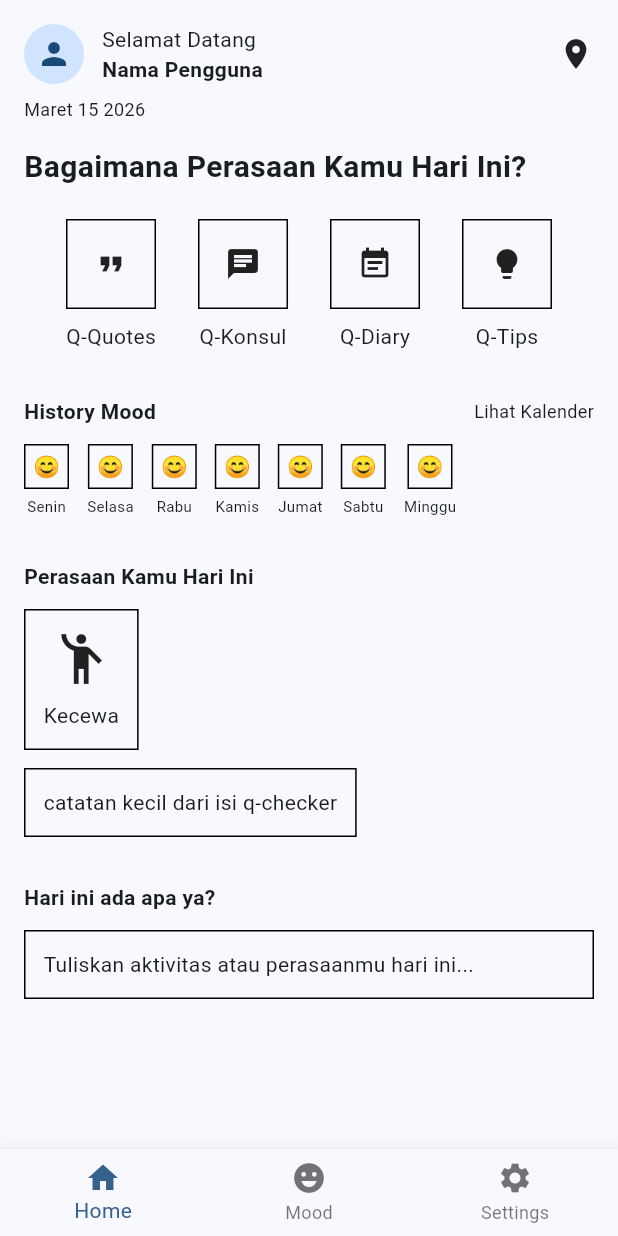
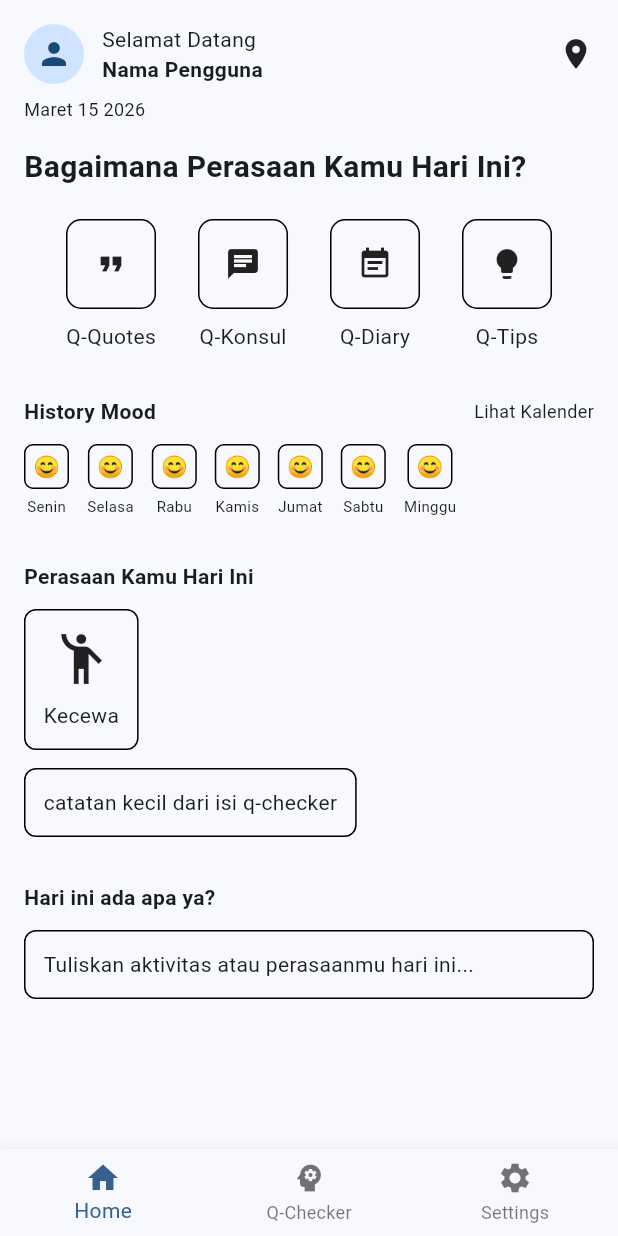
Before and after one commit to dapiupiu/qalboost-mobile-app, a Flutter app: the screen it shows after launch, on a phone screen of 412 x 824 dp. Run offline on Flutter 3.47's test engine with Material 3 defaults, Android fonts, the phone set to English and light mode, and no system bars.

Commit message:
Modul-3/Finishing

```diff
--- a/lib/main.dart
+++ b/lib/main.dart
@@ -1,6 +1,12 @@
 import 'package:flutter/material.dart';
 import 'diary.dart';
 import 'tips.dart';
+import 'mood.dart';
+import 'consul.dart';
+import 'checker.dart';
+import 'settings.dart';
+import 'quotes.dart';
+
 void main() {
   runApp(const MyApp());
 }
@@ -38,9 +44,9 @@ class _HomePageState extends State<HomePage> {
         child: Column(
           crossAxisAlignment: CrossAxisAlignment.start,
           children: [
-            // Header: User info and date
+            // Header
             Padding(
-              padding: EdgeInsets.all(16),
+              padding: const EdgeInsets.all(16),
               child: Column(
                 crossAxisAlignment: CrossAxisAlignment.start,
                 children: [
@@ -48,117 +54,113 @@ class _HomePageState extends State<HomePage> {
                     mainAxisAlignment: MainAxisAlignment.spaceBetween,
                     children: [
                       Row(
-                        children: [
+                        children: const [
                           CircleAvatar(child: Icon(Icons.person)),
                           SizedBox(width: 12),
                           Column(
                             crossAxisAlignment: CrossAxisAlignment.start,
                             children: [
                               Text('Selamat Datang'),
-                              Text('Nama Pengguna', style: TextStyle(fontWeight: FontWeight.bold)),
+                              Text(
+                                'Nama Pengguna',
+                                style: TextStyle(fontWeight: FontWeight.bold),
+                              ),
                             ],
                           ),
                         ],
                       ),
-                      Icon(Icons.location_on),
+                      const Icon(Icons.location_on),
                     ],
                   ),
-                  SizedBox(height: 8),
-                  Text('Maret 15 2026', style: TextStyle(fontSize: 12)),
+                  const SizedBox(height: 8),
+                  const Text('Maret 15 2026',
+                      style: TextStyle(fontSize: 12)),
                 ],
               ),
             ),
-            // Main title
-            Padding(
+
+            // Title
+            const Padding(
               padding: EdgeInsets.symmetric(horizontal: 16),
               child: Text(
                 'Bagaimana Perasaan Kamu Hari Ini?',
                 style: TextStyle(fontSize: 20, fontWeight: FontWeight.bold),
               ),
             ),
-            SizedBox(height: 20),
-            // Four buttons: Quotes, Konsul, Diary, Tips
+
+            const SizedBox(height: 20),
+
+            // Menu Buttons
             Padding(
-              padding: EdgeInsets.symmetric(horizontal: 16),
+              padding: const EdgeInsets.symmetric(horizontal: 16),
               child: Row(
                 mainAxisAlignment: MainAxisAlignment.spaceEvenly,
                 children: [
-                  Column(
-                    children: [
-                      Container(width: 60, height: 60, decoration: BoxDecoration(border: Border.all()), child: Icon(Icons.format_quote)),
-                      SizedBox(height: 8),
-                      Text('Q-Quotes'),
+                  menuButton(
+                    context,
+                    icon: Icons.format_quote,
+                    label: 'Q-Quotes',
+                    page: const QuotesSimpleScreen(),
+                  ),
+                  menuButton(
+                    context,
+                    icon: Icons.chat,
+                    label: 'Q-Konsul',
+                    page: const ConsulPage(),
+                  ),
+                  menuButton(
+                    context,
+                    icon: Icons.event_note,
+                    label: 'Q-Diary',
+                    page: const DiaryPage(),
+                  ),
+                  menuButton(
+                    context,
+                    icon: Icons.lightbulb,
+                    label: 'Q-Tips',
+                    page: const TipsPage(),
+                  ),
                 ],
               ),
-                  Column(
+            ),
+
+            const SizedBox(height: 30),
+
+           // History Mood
+Padding(
+  padding: const EdgeInsets.symmetric(horizontal: 16),
+  child: Row(
+    mainAxisAlignment: MainAxisAlignment.spaceBetween,
     children: [
-                      Container(width: 60, height: 60, decoration: BoxDecoration(border: Border.all()), child: Icon(Icons.chat)),
-                      SizedBox(height: 8),
-                      Text('Q-Konsul'),
-                    ],
+      const Text(
+        'History Mood',
+        style: TextStyle(fontWeight: FontWeight.bold),
       ),
-                  Column(
-  children: [
       GestureDetector(
         onTap: () {
           Navigator.push(
             context,
-          MaterialPageRoute(builder: (context) => const DiaryPage()),
+            MaterialPageRoute(
+              builder: (context) => const MoodPage(),
+            ),
           );
         },
-      child: Container(
-        width: 60,
-        height: 60,
-        decoration: BoxDecoration(border: Border.all()),
-        child: Icon(Icons.event_note),
+        child: const Text(
+          'Lihat Kalender',
+          style: TextStyle(fontSize: 12),
         ),
-    ),
-    SizedBox(height: 8),
-    Text('Q-Diary'),
-  ],
-),
-                  Column(
-  children: [
-    InkWell(
-      onTap: () {
-        Navigator.push(
-          context,
-          MaterialPageRoute(builder: (context) => const TipsPage()),
-        );
-      },
-      child: Container(
-        width: 60,
-        height: 60,
-        decoration: BoxDecoration(border: Border.all()),
-        child: Icon(Icons.lightbulb),
-      ),
-    ),
-    SizedBox(height: 8),
-    Text('Q-Tips'),
-  ],
       ),
     ],
   ),
 ),
-            SizedBox(height: 30),
-            // History Mood section
+
+            const SizedBox(height: 12),
+
             Padding(
-              padding: EdgeInsets.symmetric(horizontal: 16),
-              child: Row(
-                mainAxisAlignment: MainAxisAlignment.spaceBetween,
-                children: [
-                  Text('History Mood', style: TextStyle(fontWeight: FontWeight.bold)),
-                  Text('Lihat Kalender', style: TextStyle(fontSize: 12)),
-                ],
-              ),
-            ),
-            SizedBox(height: 12),
-            Padding(
-              padding: EdgeInsets.symmetric(horizontal: 16),
+              padding: const EdgeInsets.symmetric(horizontal: 16),
               child: SingleChildScrollView(
                 scrollDirection: Axis.horizontal,
                 child: Row(
-                  mainAxisAlignment: MainAxisAlignment.start,
                   children: [
                     'Senin',
                     'Selasa',
@@ -167,32 +169,51 @@ class _HomePageState extends State<HomePage> {
                     'Jumat',
                     'Sabtu',
                     'Minggu',
-                  ].map((day) => Padding(
-                    padding: EdgeInsets.only(right: 12),
+                  ].map((day) {
+                    return Padding(
+                      padding: const EdgeInsets.only(right: 12),
                       child: Column(
                         children: [
-                        Container(width: 30, height: 30, decoration: BoxDecoration(border: Border.all()), child: Center(child: Text('😊'))),
-                        SizedBox(height: 4),
-                        Text(day, style: TextStyle(fontSize: 10)),
+                          Container(
+                            width: 30,
+                            height: 30,
+                            decoration: BoxDecoration(
+                              border: Border.all(),
+                              borderRadius: BorderRadius.circular(6),
+                            ),
+                            child: const Center(child: Text('😊')),
+                          ),
+                          const SizedBox(height: 4),
+                          Text(day,
+                              style: const TextStyle(fontSize: 10)),
                         ],
                       ),
-                  )).toList(),
+                    );
+                  }).toList(),
                 ),
               ),
             ),
-            SizedBox(height: 30),
-            // Perasaan Kamu Hari Ini section
+
+            const SizedBox(height: 30),
+
+            // Perasaan Hari Ini
+            const Padding(
+              padding: EdgeInsets.symmetric(horizontal: 16),
+              child: Text('Perasaan Kamu Hari Ini',
+                  style: TextStyle(fontWeight: FontWeight.bold)),
+            ),
+
+            const SizedBox(height: 12),
+
             Padding(
-              padding: EdgeInsets.symmetric(horizontal: 16),
-              child: Text('Perasaan Kamu Hari Ini', style: TextStyle(fontWeight: FontWeight.bold)),
+              padding: const EdgeInsets.symmetric(horizontal: 16),
+              child: Container(
+                padding: const EdgeInsets.all(12),
+                decoration: BoxDecoration(
+                  border: Border.all(),
+                  borderRadius: BorderRadius.circular(8),
                 ),
-            SizedBox(height: 12),
-            Padding(
-              padding: EdgeInsets.symmetric(horizontal: 16),
-              child: Container(
-                padding: EdgeInsets.all(12),
-                decoration: BoxDecoration(border: Border.all()),
-                child: Column(
+                child: const Column(
                   children: [
                     Icon(Icons.emoji_people, size: 40),
                     SizedBox(height: 8),
@@ -201,44 +222,117 @@ class _HomePageState extends State<HomePage> {
                 ),
               ),
             ),
-            SizedBox(height: 12),
+
+            const SizedBox(height: 12),
+
             Padding(
-              padding: EdgeInsets.symmetric(horizontal: 16),
+              padding: const EdgeInsets.symmetric(horizontal: 16),
               child: Container(
-                padding: EdgeInsets.all(12),
-                decoration: BoxDecoration(border: Border.all()),
-                child: Text('catatan kecil dari isi q-checker'),
+                padding: const EdgeInsets.all(12),
+                decoration: BoxDecoration(
+                  border: Border.all(),
+                  borderRadius: BorderRadius.circular(8),
+                ),
+                child: const Text('catatan kecil dari isi q-checker'),
               ),
             ),
-            SizedBox(height: 30),
-            // Hari ini ada apa ya? section
+
+            const SizedBox(height: 30),
+
+            // Catatan
+            const Padding(
+              padding: EdgeInsets.symmetric(horizontal: 16),
+              child: Text('Hari ini ada apa ya?',
+                  style: TextStyle(fontWeight: FontWeight.bold)),
+            ),
+
+            const SizedBox(height: 12),
+
             Padding(
-              padding: EdgeInsets.symmetric(horizontal: 16),
-              child: Text('Hari ini ada apa ya?', style: TextStyle(fontWeight: FontWeight.bold)),
-            ),
-            SizedBox(height: 12),
-            Padding(
-              padding: EdgeInsets.symmetric(horizontal: 16),
+              padding: const EdgeInsets.symmetric(horizontal: 16),
               child: Container(
                 width: double.infinity,
-                padding: EdgeInsets.all(12),
-                decoration: BoxDecoration(border: Border.all()),
-                child: Text('Tuliskan aktivitas atau perasaanmu hari ini...'),
+                padding: const EdgeInsets.all(12),
+                decoration: BoxDecoration(
+                  border: Border.all(),
+                  borderRadius: BorderRadius.circular(8),
+                ),
+                child: const Text(
+                    'Tuliskan aktivitas atau perasaanmu hari ini...'),
               ),
             ),
-            SizedBox(height: 30),
+
+            const SizedBox(height: 30),
           ],
         ),
       ),
+
+      // Bottom Nav
       bottomNavigationBar: BottomNavigationBar(
         currentIndex: _selectedIndex,
-        onTap: (index) => setState(() => _selectedIndex = index),
-        items: [
-          BottomNavigationBarItem(icon: Icon(Icons.home), label: 'Home'),
-          BottomNavigationBarItem(icon: Icon(Icons.emoji_emotions), label: 'Mood'),
-          BottomNavigationBarItem(icon: Icon(Icons.settings), label: 'Settings'),
+        onTap: (index) {
+            setState(() => _selectedIndex = index);
+            if (index == 1) {
+              Navigator.push(
+                context,
+                MaterialPageRoute(
+                  builder: (context) => const CheckerSimpleScreen(),
+                ),
+              );
+            } else if (index == 2) {
+              Navigator.push(
+                context,
+                MaterialPageRoute(
+                  builder: (context) => const SettingsPage(),
+                ),
+              );
+            }
+          },
+        items: const [
+          BottomNavigationBarItem(
+              icon: Icon(Icons.home), label: 'Home'),
+          BottomNavigationBarItem(
+              icon: Icon(Icons.psychology), label: 'Q-Checker'),
+          BottomNavigationBarItem(
+              icon: Icon(Icons.settings), label: 'Settings'),
         ],
       ),
     );
   }
+
+  // 🔥 REUSABLE BUTTON (INI YANG BIKIN ADA EFEK KEDIP)
+  Widget menuButton(BuildContext context,
+      {required IconData icon,
+      required String label,
+      required Widget page}) {
+    return Column(
+      children: [
+        Material(
+          color: Colors.transparent,
+          child: InkWell(
+            borderRadius: BorderRadius.circular(10),
+            splashColor: Colors.blue.withOpacity(0.3),
+            highlightColor: Colors.blue.withOpacity(0.1),
+            onTap: () {
+              Navigator.push(
+                context,
+                MaterialPageRoute(builder: (context) => page),
+              );
+            },
+            child: Container(
+              width: 60,
+              height: 60,
+              decoration: BoxDecoration(
+                border: Border.all(),
+                borderRadius: BorderRadius.circular(10),
+              ),
+              child: Icon(icon),
+            ),
+          ),
+        ),
+        const SizedBox(height: 8),
+        Text(label),
+      ],
+    );
   }
+}
```
Also changed, not shown: lib/checker.dart (+61 -38 lines), lib/settings.dart (+40 -22 lines). Lines whose indentation alone changed are shown as unchanged.
